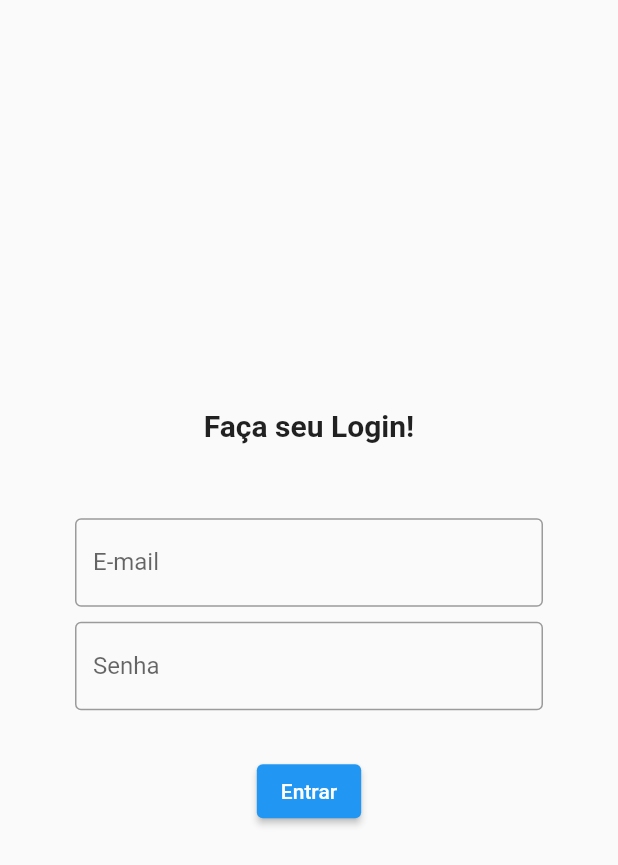
After one commit to bernardodm/Guarda-Grana, a Flutter app: the screen it shows after launch, after a tap on "Criar", on a phone screen of 412 x 824 dp. The commit adds this screen. Shown: the top 865 px of the screen. Run offline on Flutter 3.47's test engine with Material 2 defaults, Android fonts, the phone set to English and light mode, and no system bars; missing offline and left inert: dart:html.

Commit message:
Começou o login

```diff
--- a/lib/addpage.dart
+++ b/lib/addpage.dart
@@ -47,7 +47,7 @@ class _AddpageState extends State<Addpage> {
             padding: const EdgeInsets.all(30.0),
             child: TextFormField(
               decoration: InputDecoration(
-                border: UnderlineInputBorder(),
+                border: OutlineInputBorder(),
                 labelText: 'Nome:',
               ),
             ),
@@ -56,7 +56,7 @@ class _AddpageState extends State<Addpage> {
             padding: const EdgeInsets.all(30.0),
             child: TextFormField(
               decoration: InputDecoration(
-                border: UnderlineInputBorder(),
+                border: OutlineInputBorder(),
                 labelText: 'Valor: (se for despesa, coloque o valor negativo)',
               ),
             ),
@@ -65,7 +65,7 @@ class _AddpageState extends State<Addpage> {
             padding: const EdgeInsets.all(30.0),
             child: TextFormField(
               decoration: InputDecoration(
-                border: UnderlineInputBorder(),
+                border: OutlineInputBorder(),
                 labelText: 'Data: (Formato xx/yy/zzzz)',
               ),
             ),
@@ -74,7 +74,7 @@ class _AddpageState extends State<Addpage> {
             padding: const EdgeInsets.all(30.0),
             child: TextFormField(
               decoration: InputDecoration(
-                border: UnderlineInputBorder(),
+                border: OutlineInputBorder(),
                 labelText: 'Descrição:',
               ),
             ),
--- /dev/null
+++ b/lib/contalogin.dart
@@ -0,0 +1,76 @@
+import 'package:flutter/material.dart';
+import 'package:flutter/src/widgets/framework.dart';
+import 'package:flutter/src/widgets/placeholder.dart';
+import 'package:my_app/loginpage.dart';
+
+String email = '';
+String senha = '';
+
+class ContaLogin extends StatefulWidget {
+  const ContaLogin({super.key});
+
+  @override
+  State<ContaLogin> createState() => _ContaLoginState();
+}
+
+class _ContaLoginState extends State<ContaLogin> {
+  @override
+  Widget build(BuildContext context) {
+    return Scaffold(
+      body: SingleChildScrollView(
+        child: Container(
+          width: MediaQuery.of(context).size.width,
+          height: MediaQuery.of(context).size.height,
+          padding: EdgeInsets.only(right: 50, left: 50),
+          child: Column(
+            mainAxisAlignment: MainAxisAlignment.center,
+            children: [
+              Text(
+                'Crie sua conta!',
+                style: TextStyle(fontSize: 20, fontWeight: FontWeight.bold),
+              ),
+              SizedBox(
+                height: 50,
+              ),
+              TextFormField(
+                onChanged: (text) {
+                  email = text;
+                },
+                decoration: InputDecoration(
+                  border: OutlineInputBorder(),
+                  labelText: ('E-mail'),
+                ),
+              ),
+              SizedBox(
+                height: 10,
+              ),
+              TextFormField(
+                onChanged: (text) {
+                  senha = text;
+                },
+                obscureText: true,
+                decoration: InputDecoration(
+                  border: OutlineInputBorder(),
+                  labelText: ('Senha'),
+                ),
+              ),
+              SizedBox(
+                height: 30,
+              ),
+              ElevatedButton(
+                onPressed: () {
+                  Navigator.of(context).pushReplacement(
+                    MaterialPageRoute(
+                      builder: (context) => LoginPage(),
+                    ),
+                  );
+                },
+                child: Text("Criar"),
+              ),
+            ],
+          ),
+        ),
+      ),
+    );
+  }
+}
--- /dev/null
+++ b/lib/loginpage.dart
@@ -0,0 +1,83 @@
+import 'dart:html';
+
+import 'package:flutter/material.dart';
+import 'package:flutter/src/widgets/framework.dart';
+import 'package:flutter/src/widgets/placeholder.dart';
+import 'package:my_app/contalogin.dart';
+import 'package:my_app/home.dart';
+
+String lemail = '';
+String lsenha = '';
+
+class LoginPage extends StatefulWidget {
+  const LoginPage({super.key});
+
+  @override
+  State<LoginPage> createState() => _LoginPageState();
+}
+
+class _LoginPageState extends State<LoginPage> {
+  @override
+  Widget build(BuildContext context) {
+    return Scaffold(
+      body: SingleChildScrollView(
+        child: Container(
+          width: MediaQuery.of(context).size.width,
+          height: MediaQuery.of(context).size.height,
+          padding: EdgeInsets.only(right: 50, left: 50),
+          child: Column(
+            mainAxisAlignment: MainAxisAlignment.center,
+            children: [
+              Text(
+                'Faça seu Login!',
+                style: TextStyle(fontSize: 20, fontWeight: FontWeight.bold),
+              ),
+              SizedBox(
+                height: 50,
+              ),
+              TextField(
+                onChanged: (text) {
+                  lemail = text;
+                },
+                decoration: InputDecoration(
+                  border: OutlineInputBorder(),
+                  labelText: ('E-mail'),
+                ),
+              ),
+              SizedBox(
+                height: 10,
+              ),
+              TextField(
+                onChanged: (text) {
+                  lsenha = text;
+                },
+                obscureText: true,
+                decoration: InputDecoration(
+                  border: OutlineInputBorder(),
+                  labelText: ('Senha'),
+                ),
+              ),
+              SizedBox(
+                height: 30,
+              ),
+              ElevatedButton(
+                onPressed: () {
+                  if (email == lemail && senha == lsenha) {
+                    Navigator.of(context).pushReplacement(
+                      MaterialPageRoute(
+                        builder: (context) => Home(),
+                      ),
+                    );
+                  } else {
+                    ;
+                  }
+                },
+                child: Text("Entrar"),
+              ),
+            ],
+          ),
+        ),
+      ),
+    );
+  }
+}
--- a/lib/main.dart
+++ b/lib/main.dart
@@ -1,13 +1,15 @@
 import 'package:flutter/material.dart';
 import 'package:my_app/addpage.dart';
 import 'package:my_app/carteira.dart';
+import 'package:my_app/contalogin.dart';
 import 'package:my_app/home.dart';
 import 'package:my_app/login.dart';
+import 'package:my_app/loginpage.dart';
 
 void main() {
   runApp(
     MaterialApp(
-      home: Home(),
+      home: ContaLogin(),
     ),
   );
 }
```
